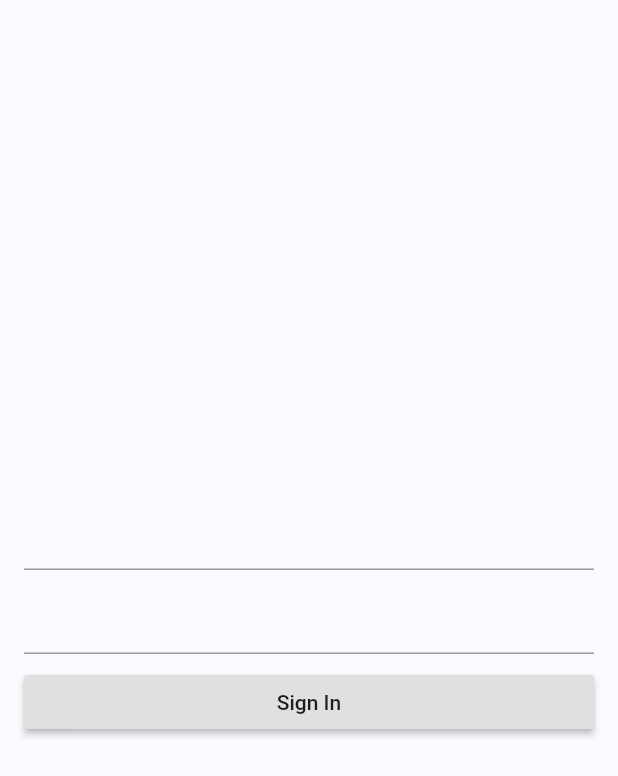
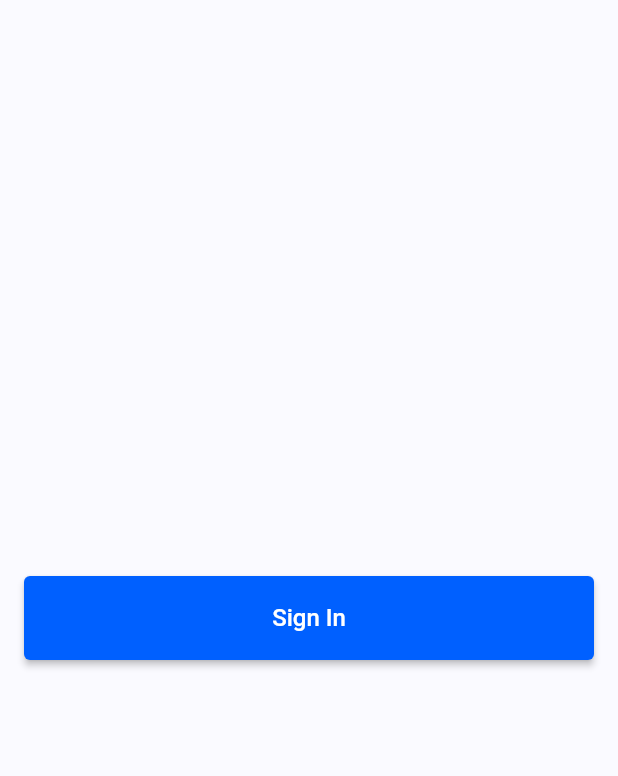
Before and after one commit to danielccunha/flutter-sign-in, a Flutter app: the screen it shows after launch, on a phone screen of 412 x 824 dp. Shown: the top 776 px of the screen. Run offline on Flutter 3.47's test engine with Material 2 defaults, Android fonts, the light colour scheme and no system bars.

Commit message:
feat: Created DefaultRaisedButton

```diff
--- a/lib/styles/app_theme.dart
+++ b/lib/styles/app_theme.dart
@@ -11,6 +11,9 @@ abstract class AppTheme {
       visualDensity: VisualDensity.adaptivePlatformDensity,
       scaffoldBackgroundColor: AppColors.background,
       primaryColor: AppColors.primary,
+      buttonTheme: theme.buttonTheme.copyWith(
+        height: 56.0,
+      ),
     );
   }
 }
--- a/lib/views/introduction/introduction_view.dart
+++ b/lib/views/introduction/introduction_view.dart
@@ -1,4 +1,5 @@
 import 'package:flutter/material.dart';
+import 'package:flutter_sign_in/widgets/default_raised_button.dart';
 
 class IntroductionView extends StatelessWidget {
   @override
@@ -6,21 +7,15 @@ class IntroductionView extends StatelessWidget {
     return Scaffold(
       body: Padding(
         padding: const EdgeInsets.symmetric(horizontal: 16.0),
-        child: Form(
         child: Column(
           crossAxisAlignment: CrossAxisAlignment.stretch,
           mainAxisAlignment: MainAxisAlignment.center,
           children: <Widget>[
-              TextFormField(),
-              const SizedBox(height: 8.0),
-              TextFormField(),
-              const SizedBox(height: 8.0),
-              RaisedButton(
+            DefaultRaisedButton(
               onPressed: () {},
-                child: const Text('Sign In'),
+              content: 'Sign In',
             ),
           ],
-          ),
         ),
       ),
     );
--- /dev/null
+++ b/lib/widgets/default_raised_button.dart
@@ -0,0 +1,34 @@
+import 'package:flutter/material.dart';
+
+class DefaultRaisedButton extends StatelessWidget {
+  final VoidCallback onPressed;
+  final String content;
+
+  const DefaultRaisedButton({
+    Key key,
+    @required this.onPressed,
+    @required this.content,
+  }) : super(key: key);
+
+  @override
+  Widget build(BuildContext context) {
+    final theme = Theme.of(context);
+
+    return RaisedButton(
+      onPressed: this.onPressed,
+      child: Text(
+        content,
+        style: const TextStyle(
+          fontSize: 16.0,
+        ),
+      ),
+      textTheme: ButtonTextTheme.primary,
+      color: theme.primaryColor,
+      shape: const RoundedRectangleBorder(
+        borderRadius: BorderRadius.all(
+          Radius.circular(4.0),
+        ),
+      ),
+    );
+  }
+}
```
Lines whose indentation alone changed are shown as unchanged.
